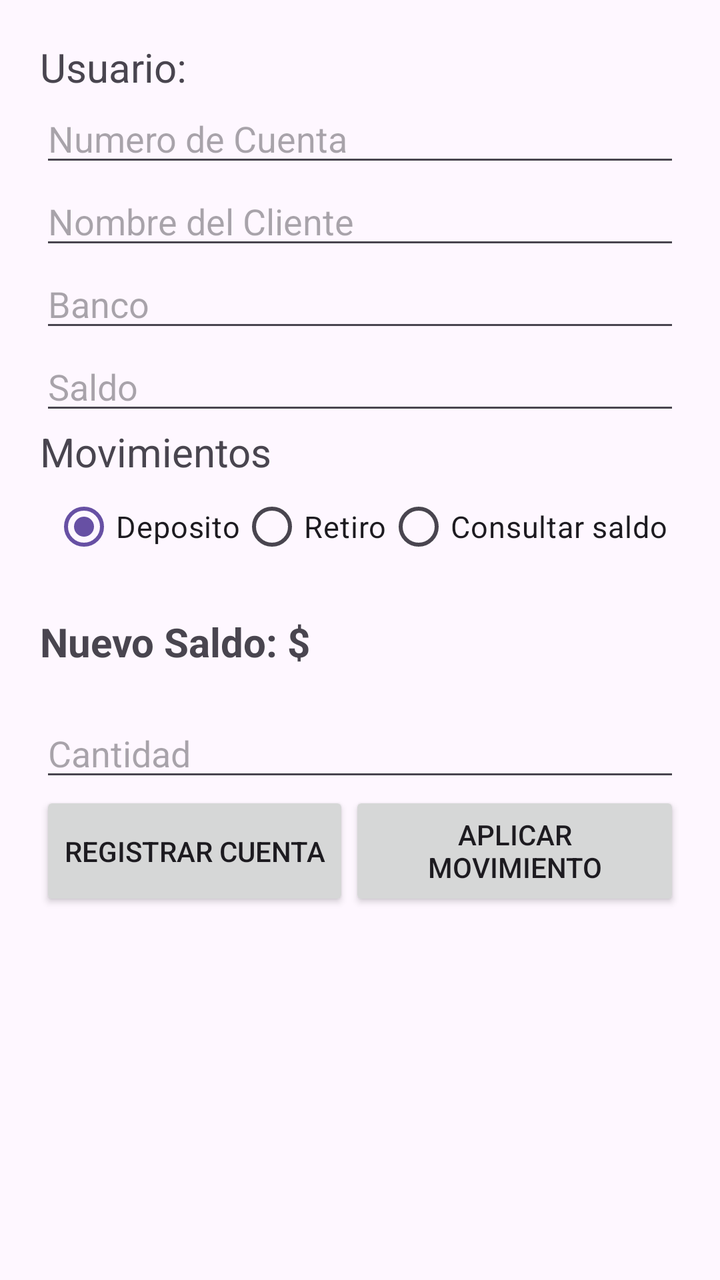
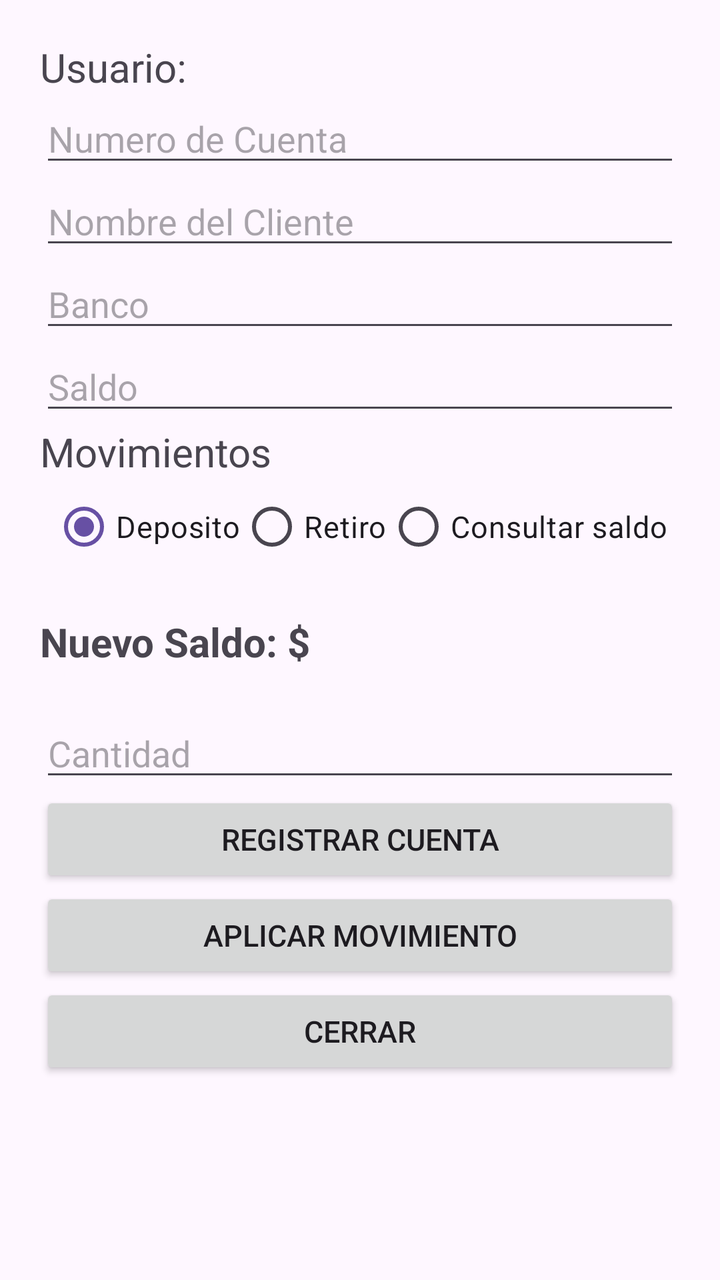

Compare the two renders of this Android layout. The source of the first and the diff that turns it into the second are given below.
<!-- AndroidManifest.xml: application theme Theme.AppHola -->
<!-- res/layout/activity_cuentabanco.xml -->
<?xml version="1.0" encoding="utf-8"?>
<ScrollView xmlns:android="http://schemas.android.com/apk/res/android"
    xmlns:app="http://schemas.android.com/apk/res-auto"
    xmlns:tools="http://schemas.android.com/tools"
    android:id="@+id/main"
    android:layout_width="match_parent"
    android:layout_height="match_parent"
    tools:context=".CuentabancoActivity">

    <LinearLayout
        android:layout_width="match_parent"
        android:layout_height="match_parent"
        android:orientation="vertical"
        android:padding="20sp">
        <TextView
            android:layout_width="match_parent"
            android:layout_height="wrap_content"
            android:text="Usuario: "
            android:textSize="20sp"
            android:id="@+id/txtUsuario">
        </TextView>

        <EditText
            android:layout_width="match_parent"
            android:layout_height="wrap_content"
            android:hint="Numero de Cuenta"
            android:inputType="number"
            android:id="@+id/txtNumCuenta">
        </EditText>
        <EditText
            android:layout_width="match_parent"
            android:layout_height="wrap_content"
            android:hint="Nombre del Cliente"
            android:id="@+id/txtNombreCliente">
        </EditText>
        <EditText
            android:layout_width="match_parent"
            android:layout_height="wrap_content"
            android:hint="Banco"
            android:id="@+id/txtBanco">
        </EditText>
        <EditText
            android:layout_width="match_parent"
            android:layout_height="wrap_content"
            android:hint="Saldo"
            android:inputType="numberDecimal"
            android:id="@+id/txtSaldo">
        </EditText>

        <TextView
            android:layout_width="match_parent"
            android:layout_height="wrap_content"
            android:text="Movimientos"
            android:textAlignment="center"
            android:textSize="20sp">
        </TextView>

        <LinearLayout
            android:layout_width="match_parent"
            android:layout_height="wrap_content"
            android:orientation="horizontal"
            android:gravity="center">
            <RadioGroup
                android:layout_width="wrap_content"
                android:layout_height="wrap_content"
                android:orientation="horizontal"
                android:gravity="center">
                <RadioButton
                    android:layout_width="match_parent"
                    android:layout_height="wrap_content"
                    android:text="Deposito"
                    android:id="@+id/rdbDeposito"
                    android:checked="true"
                    android:textSize="15sp">
                </RadioButton>
                <RadioButton
                    android:layout_width="match_parent"
                    android:layout_height="wrap_content"
                    android:text="Retiro"
                    android:id="@+id/rdbRetiro"
                    android:textSize="15sp">
                </RadioButton>
                <RadioButton
                    android:layout_width="match_parent"
                    android:layout_height="wrap_content"
                    android:text="Consultar saldo"
                    android:id="@+id/rdbConsulta"
                    android:textSize="15sp">
                </RadioButton>
            </RadioGroup>
        </LinearLayout>

        <TextView
            android:layout_width="match_parent"
            android:layout_height="wrap_content"
            android:text="Nuevo Saldo: $"
            android:paddingTop="20sp"
            android:paddingBottom="20sp"
            android:textStyle="bold"
            android:textSize="20sp"
            android:id="@+id/txtNSaldo">
        </TextView>

        <EditText
            android:layout_width="match_parent"
            android:layout_height="wrap_content"
            android:hint="Cantidad"
            android:id="@+id/txtCBCantidad">
        </EditText>

        <Space
            android:layout_width="match_parent"
            android:layout_height="wrap_content"
            android:layout_weight="1">
        </Space>

        <LinearLayout
            android:layout_width="match_parent"
            android:layout_height="wrap_content"
            android:orientation="horizontal"
            android:gravity="center">
            <Button
                android:layout_width="wrap_content"
                android:layout_height="match_parent"
                android:text="Registrar Cuenta"
                android:id="@+id/btnRegistrarCuenta">
            </Button>
            <Button
                android:layout_width="wrap_content"
                android:layout_height="match_parent"
                android:text="Aplicar movimiento"
                android:id="@+id/btnMovimiento">
            </Button>
        </LinearLayout>
    </LinearLayout>

</ScrollView>
<!-- resources referenced by this layout -->
<resources>
  <style name="Theme.AppHola" parent="Base.Theme.AppHola" />
  <style name="Base.Theme.AppHola" parent="Theme.Material3.DayNight.NoActionBar">
          
          
      </style>
</resources>

<!-- the commit's change to res/layout/activity_cuentabanco.xml (unified diff, before → after) -->
@@ -114,24 +114,27 @@
             android:layout_weight="1">
         </Space>
 
-        <LinearLayout
+        <Button
             android:layout_width="match_parent"
             android:layout_height="wrap_content"
-            android:orientation="horizontal"
-            android:gravity="center">
-            <Button
-                android:layout_width="wrap_content"
-                android:layout_height="match_parent"
-                android:text="Registrar Cuenta"
-                android:id="@+id/btnRegistrarCuenta">
-            </Button>
-            <Button
-                android:layout_width="wrap_content"
-                android:layout_height="match_parent"
-                android:text="Aplicar movimiento"
-                android:id="@+id/btnMovimiento">
-            </Button>
-        </LinearLayout>
+            android:text="Registrar Cuenta"
+            android:textSize="15sp"
+            android:id="@+id/btnRegistrarCuenta">
+        </Button>
+        <Button
+            android:layout_width="match_parent"
+            android:layout_height="wrap_content"
+            android:text="Aplicar movimiento"
+            android:textSize="15sp"
+            android:id="@+id/btnMovimiento">
+        </Button>
+        <Button
+            android:layout_width="match_parent"
+            android:layout_height="wrap_content"
+            android:text="@string/strcerrar"
+            android:textSize="15sp"
+            android:id="@+id/btnCerrar">
+        </Button>
     </LinearLayout>
 
 </ScrollView>
<!-- resource entries referenced after the edit -->
@@ -1,5 +1,6 @@
 <!-- resources referenced by this layout -->
 <resources>
+  <string name="strcerrar">Cerrar</string>
   <style name="Theme.AppHola" parent="Base.Theme.AppHola" />
   <style name="Base.Theme.AppHola" parent="Theme.Material3.DayNight.NoActionBar">
           
